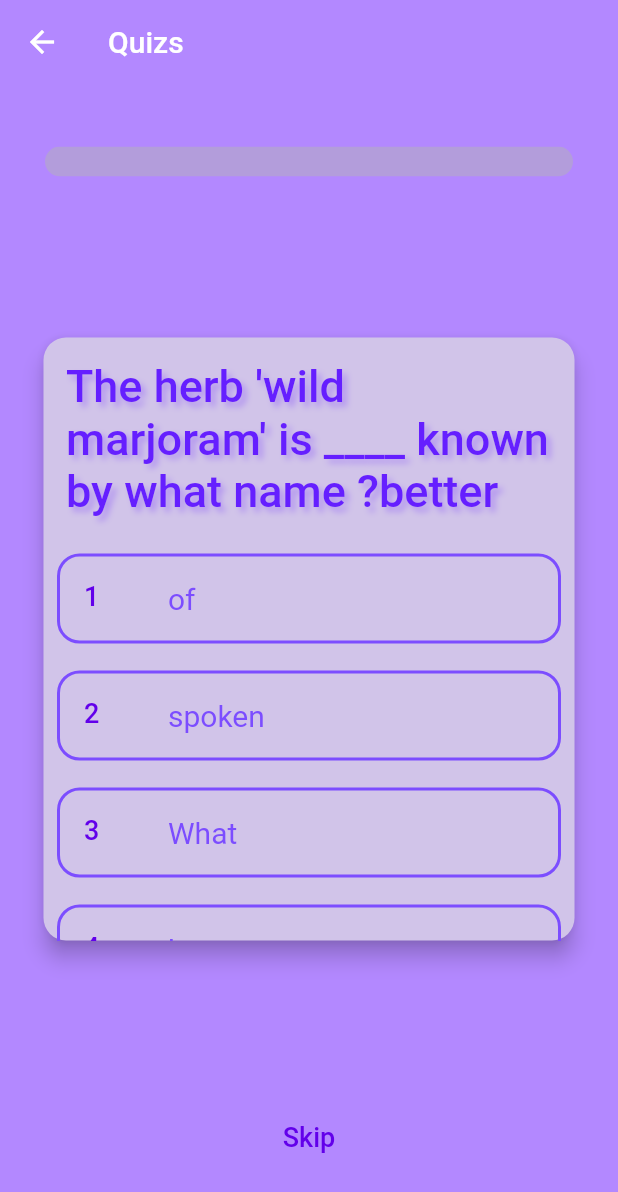
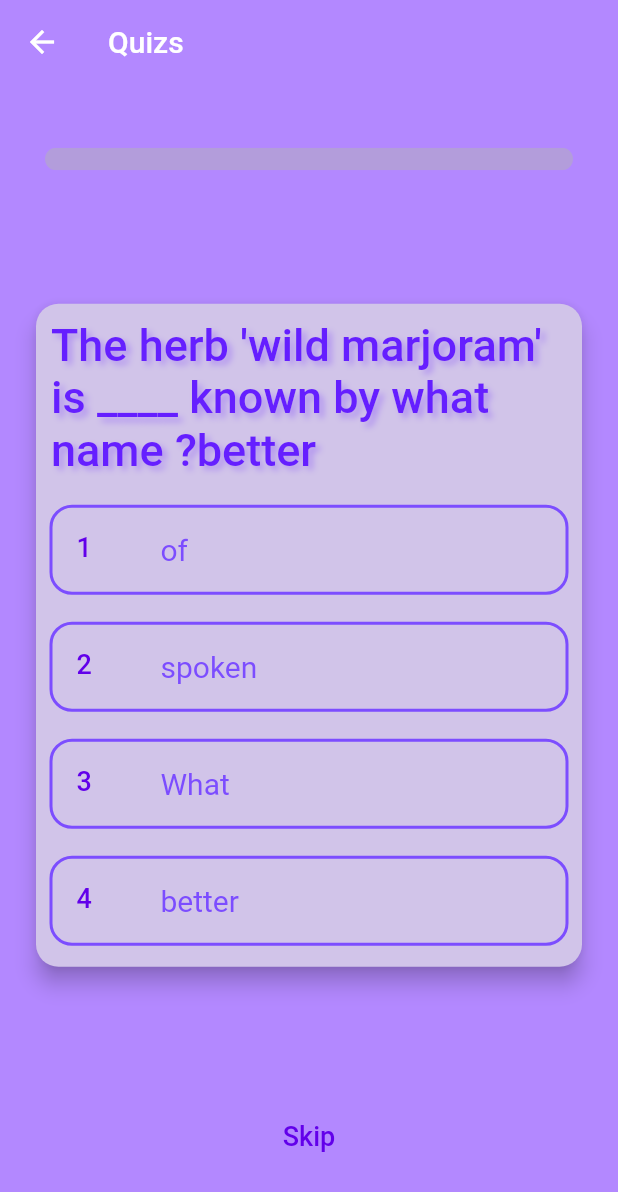
Before and after one commit to SFP95/App_Gramming, a Flutter app: the QuizPage screen opened by its route, on a phone screen of 412 x 824 dp. Shown: the top 1192 px of the screen. Run offline on Flutter 3.47's test engine with Material 2 defaults, Android fonts, the light colour scheme and no system bars.

Commit message:
22.11.22

```diff
--- a/lib/class/Quiz.dart
+++ b/lib/class/Quiz.dart
@@ -3,9 +3,9 @@ import 'Question.dart';
 class Quiz {
   String name;
   List<Question> questions;
-  int rifgt=0;
+  int right=0;
 
   Quiz({required this.name, required this.questions});
 
-  double get percent => (rifgt/questions.length)*100;
+  double get percent => (right/questions.length)*100;
 }
--- a/lib/pages/QuizPage.dart
+++ b/lib/pages/QuizPage.dart
@@ -105,27 +105,27 @@ Future<void> readQuestionsAndAnwersJson() async {
     readQuestionsAndAnwersJson();
 
   }
-
-  /**
-   * void _optionSelected(String selected) {
-      quiz.questions[questionIndex].selected = selected;
-      if (selected == quiz.questions[questionIndex].answer) {
-      quiz.questions[questionIndex].correct = true;
+  void _optionSelected(String selected) {
+    quiz.questions[questionsIndex].selected = selected;
+    if (selected == quiz.questions[questionsIndex].answer) {
+      quiz.questions[questionsIndex].correct = true;
       quiz.right += 1;
     }
 
     progressIndex += 1;
-      if (questionIndex < totalQuestions - 1) {
-      questionIndex += 1;
+    if (questionsIndex < totalQuiz - 1) {
+      questionsIndex += 1;
     } else {
       showDialog(
           barrierDismissible: false,
           context: context,
-      builder: (BuildContext context) => _buildResultDialog(context));
+          builder: (BuildContext context) => buildResultDialog(context));
     }
 
     setState(() {});
   }
+  /**
+   *
    */
 
   Widget buildResultDialog (BuildContext context){
@@ -138,7 +138,7 @@ Future<void> readQuestionsAndAnwersJson() async {
         children: [
           Text("Total Quizs : $totalQuiz",style: Theme.of(context).textTheme.bodyText1,),
           Text("Correct Quizs : $quiz.right",style: Theme.of(context).textTheme.bodyText1,),
-          Text("Incorrect Quizs : ${totalQuiz - quiz.rifgt}",style: Theme.of(context).textTheme.bodyText1,),
+          Text("Incorrect Quizs : ${totalQuiz - quiz.right}",style: Theme.of(context).textTheme.bodyText1,),
           Text("Percent : ${quiz.percent} %",style: Theme.of(context).textTheme.bodyText1,),
         ],
       ),
@@ -173,20 +173,20 @@ Future<void> readQuestionsAndAnwersJson() async {
                 child: LinearProgressIndicator(
                   color: Colors.deepPurpleAccent.shade400,
                   value: progressIndex/totalQuiz,
-                  minHeight: 20,
+                  minHeight: 15,
                 )
             ),
           ),
           ConstrainedBox(
             constraints: const BoxConstraints(maxHeight: 450),
             child: Container(
-              margin: const EdgeInsets.symmetric(horizontal: 25,vertical: 20),
+              margin: const EdgeInsets.symmetric(horizontal: 20,vertical: 0),
               child:  quiz.questions.isNotEmpty ? Card(
                 child: Column(
                   mainAxisSize: MainAxisSize.min,
                   children: [
                     Container(
-                      margin: const EdgeInsets.all(15),
+                      margin: const EdgeInsets.all(10),
                       child:  Text(quiz.questions[questionsIndex].question,style: Theme.of(context).textTheme.headline1),
                     ),
                     Flexible(
```
Lines whose indentation alone changed are shown as unchanged.
